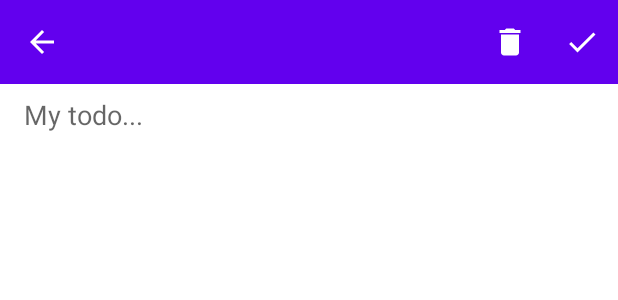
After one commit to onreg/flow-cache, an Android app: the layout activity_details.xml on its own in the app's theme, with its tools: preview values and no code run, on a phone screen of 412 x 824 dp. The commit adds this screen. Shown: the top 300 px of the screen. Run offline under Robolectric (Android 15) with nearby library versions, the phone set to English and light mode, and no system bars.

Commit message:
Details activity

```diff
--- a/sample/build.gradle
+++ b/sample/build.gradle
@@ -59,6 +59,9 @@ dependencies {
     implementation "androidx.activity:activity-ktx:1.2.2"
     implementation 'com.jakewharton.timber:timber:4.7.1'
     implementation 'com.github.kirich1409:viewbindingpropertydelegate-noreflection:1.4.4'
+    def flowbinding_version = "1.0.0"
+    implementation "io.github.reactivecircus.flowbinding:flowbinding-android:${flowbinding_version}"
+    implementation "io.github.reactivecircus.flowbinding:flowbinding-appcompat:${flowbinding_version}"
     implementation project (":flow_cache")
 
 }
--- a/sample/src/main/java/com/onreg01/flowcache/db/TodoEntity.kt
+++ b/sample/src/main/java/com/onreg01/flowcache/db/TodoEntity.kt
@@ -6,8 +6,8 @@ import java.time.Instant
 
 @Entity(tableName = "todo")
 data class TodoEntity(
+    val text: String,
+    val date: Instant,
     @PrimaryKey(autoGenerate = true)
-    val id: Long,
-    val text: String,
-    val date: Instant
+    val id: Long = 0
 )
--- /dev/null
+++ b/sample/src/main/res/drawable/ic_add.xml
@@ -0,0 +1,5 @@
+<vector android:height="24dp" android:tint="#FFFFFF"
+    android:viewportHeight="24" android:viewportWidth="24"
+    android:width="24dp" xmlns:android="http://schemas.android.com/apk/res/android">
+    <path android:fillColor="@android:color/white" android:pathData="M19,13h-6v6h-2v-6H5v-2h6V5h2v6h6v2z"/>
+</vector>
--- /dev/null
+++ b/sample/src/main/res/drawable/ic_back.xml
@@ -0,0 +1,5 @@
+<vector android:autoMirrored="true" android:height="24dp"
+    android:tint="#FFFFFF" android:viewportHeight="24"
+    android:viewportWidth="24" android:width="24dp" xmlns:android="http://schemas.android.com/apk/res/android">
+    <path android:fillColor="@android:color/white" android:pathData="M20,11H7.83l5.59,-5.59L12,4l-8,8 8,8 1.41,-1.41L7.83,13H20v-2z"/>
+</vector>
--- /dev/null
+++ b/sample/src/main/res/drawable/ic_check.xml
@@ -0,0 +1,5 @@
+<vector android:height="24dp" android:tint="#FFFFFF"
+    android:viewportHeight="24" android:viewportWidth="24"
+    android:width="24dp" xmlns:android="http://schemas.android.com/apk/res/android">
+    <path android:fillColor="@android:color/white" android:pathData="M9,16.17L4.83,12l-1.42,1.41L9,19 21,7l-1.41,-1.41z"/>
+</vector>
--- /dev/null
+++ b/sample/src/main/res/drawable/ic_delete.xml
@@ -0,0 +1,5 @@
+<vector android:height="24dp" android:tint="#FFFFFF"
+    android:viewportHeight="24" android:viewportWidth="24"
+    android:width="24dp" xmlns:android="http://schemas.android.com/apk/res/android">
+    <path android:fillColor="@android:color/white" android:pathData="M6,19c0,1.1 0.9,2 2,2h8c1.1,0 2,-0.9 2,-2V7H6v12zM19,4h-3.5l-1,-1h-5l-1,1H5v2h14V4z"/>
+</vector>
--- /dev/null
+++ b/sample/src/main/res/layout/activity_details.xml
@@ -0,0 +1,50 @@
+<?xml version="1.0" encoding="utf-8"?>
+<androidx.constraintlayout.widget.ConstraintLayout xmlns:android="http://schemas.android.com/apk/res/android"
+    xmlns:app="http://schemas.android.com/apk/res-auto"
+    xmlns:tools="http://schemas.android.com/tools"
+    android:id="@+id/main_container"
+    android:layout_width="match_parent"
+    android:layout_height="match_parent"
+    tools:context=".details.DetailsActivity">
+
+    <com.google.android.material.appbar.MaterialToolbar
+        android:id="@+id/details_toolbar"
+        android:layout_width="0dp"
+        android:layout_height="wrap_content"
+        android:background="?attr/colorPrimary"
+        app:layout_constraintEnd_toEndOf="parent"
+        app:layout_constraintStart_toStartOf="parent"
+        app:layout_constraintTop_toTopOf="parent"
+        app:menu="@menu/menu_details"
+        app:navigationIcon="@drawable/ic_back" />
+
+    <ScrollView
+        android:layout_width="0dp"
+        android:layout_height="0dp"
+        android:clipToPadding="false"
+        android:paddingHorizontal="16dp"
+        android:paddingVertical="8dp"
+        app:layout_constraintBottom_toBottomOf="parent"
+        app:layout_constraintEnd_toEndOf="parent"
+        app:layout_constraintStart_toStartOf="parent"
+        app:layout_constraintTop_toBottomOf="@+id/details_toolbar">
+
+        <EditText
+            android:id="@+id/details_text"
+            android:layout_width="match_parent"
+            android:layout_height="wrap_content"
+            android:background="?android:colorBackground"
+            android:gravity="start|top"
+            android:hint="My todo..." />
+    </ScrollView>
+
+    <com.google.android.material.progressindicator.CircularProgressIndicator
+        android:id="@+id/details_progress"
+        android:layout_width="wrap_content"
+        android:layout_height="wrap_content"
+        app:layout_constraintBottom_toBottomOf="parent"
+        app:layout_constraintEnd_toEndOf="parent"
+        app:layout_constraintStart_toStartOf="parent"
+        app:layout_constraintTop_toTopOf="parent" />
+
+</androidx.constraintlayout.widget.ConstraintLayout>
--- /dev/null
+++ b/sample/src/main/res/menu/menu_details.xml
@@ -0,0 +1,14 @@
+<?xml version="1.0" encoding="utf-8"?>
+<menu xmlns:android="http://schemas.android.com/apk/res/android"
+    xmlns:app="http://schemas.android.com/apk/res-auto">
+    <item
+        android:id="@+id/menu_delete"
+        android:icon="@drawable/ic_delete"
+        android:title="Delete"
+        app:showAsAction="always"/>
+    <item
+        android:id="@+id/menu_save"
+        android:icon="@drawable/ic_check"
+        android:title="Save"
+        app:showAsAction="always"/>
+</menu>
--- a/sample/src/main/res/values-night/themes.xml
+++ b/sample/src/main/res/values-night/themes.xml
@@ -1,6 +1,6 @@
 <resources xmlns:tools="http://schemas.android.com/tools">
     <!-- Base application theme. -->
-    <style name="Theme.FlowCache" parent="Theme.MaterialComponents.DayNight.DarkActionBar">
+    <style name="Theme.FlowCache" parent="Theme.MaterialComponents.DayNight.NoActionBar">
         <!-- Primary brand color. -->
         <item name="colorPrimary">@color/purple_200</item>
         <item name="colorPrimaryVariant">@color/purple_700</item>
--- a/sample/src/main/res/values/themes.xml
+++ b/sample/src/main/res/values/themes.xml
@@ -1,6 +1,6 @@
 <resources xmlns:tools="http://schemas.android.com/tools">
     <!-- Base application theme. -->
-    <style name="Theme.FlowCache" parent="Theme.MaterialComponents.DayNight.DarkActionBar">
+    <style name="Theme.FlowCache" parent="Theme.MaterialComponents.DayNight.NoActionBar">
         <!-- Primary brand color. -->
         <item name="colorPrimary">@color/purple_500</item>
         <item name="colorPrimaryVariant">@color/purple_700</item>
```
Also changed, not shown: sample/src/main/AndroidManifest.xml (+5 -2 lines), sample/src/main/java/com/onreg01/flowcache/Extensions.kt (added, +33 -0 lines), sample/src/main/java/com/onreg01/flowcache/db/TodoDao.kt (+14 -0 lines), sample/src/main/java/com/onreg01/flowcache/details/DetailsActivity.kt (added, +112 -0 lines), sample/src/main/java/com/onreg01/flowcache/details/DetailsViewModel.kt (added, +74 -0 lines), sample/src/main/java/com/onreg01/flowcache/main/MainActivity.kt (+16 -1 lines), sample/src/main/res/layout/activity_main.xml (+11 -0 lines).
